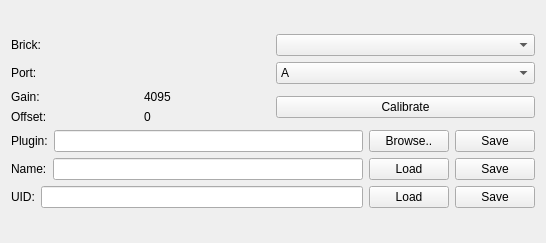
First picture: the form in src/brickv/ui/advanced.ui, repository Tinkerforge/brickv, before the edit.
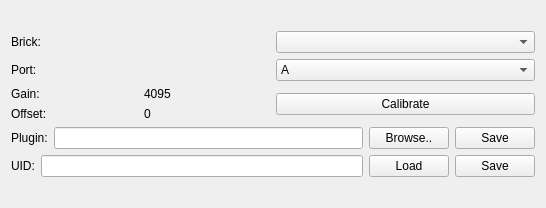
Second picture: the form after the edit.

Commit message: remove bricklet name from advanced function, new ipcon

Patch:
```diff
--- a/src/brickv/ui/advanced.ui
+++ b/src/brickv/ui/advanced.ui
@@ -10,7 +10,7 @@
     <x>0</x>
     <y>0</y>
     <width>546</width>
-    <height>243</height>
+    <height>208</height>
    </rect>
   </property>
   <property name="windowTitle">
@@ -147,34 +147,6 @@
        </item>
       </layout>
      </item>
-     <item>
-      <layout class="QHBoxLayout" name="horizontalLayout_7">
-       <item>
-        <widget class="QLabel" name="label_8">
-         <property name="text">
-          <string>Name:</string>
-         </property>
-        </widget>
-       </item>
-       <item>
-        <widget class="QLineEdit" name="edit_name"/>
-       </item>
-       <item>
-        <widget class="QPushButton" name="button_name_load">
-         <property name="text">
-          <string>Load</string>
-         </property>
-        </widget>
-       </item>
-       <item>
-        <widget class="QPushButton" name="button_name_save">
-         <property name="text">
-          <string>Save</string>
-         </property>
-        </widget>
-       </item>
-      </layout>
-     </item>
      <item>
       <layout class="QHBoxLayout" name="horizontalLayout_8">
        <item>
```
The commit also changes 25 other files.
